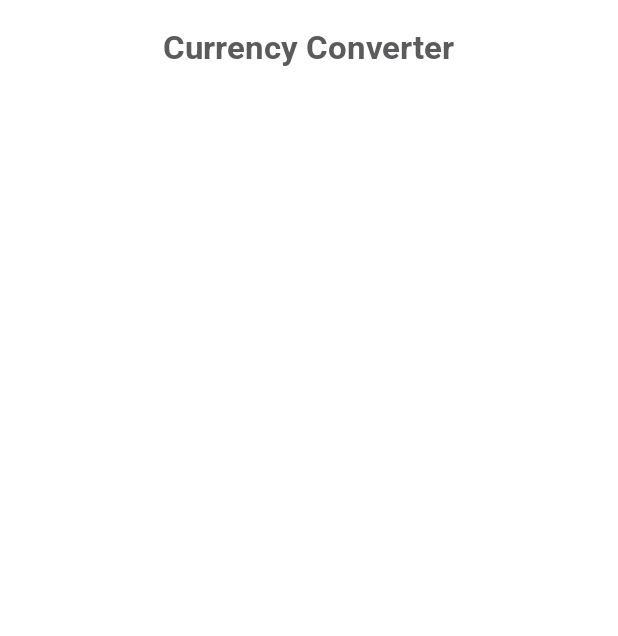
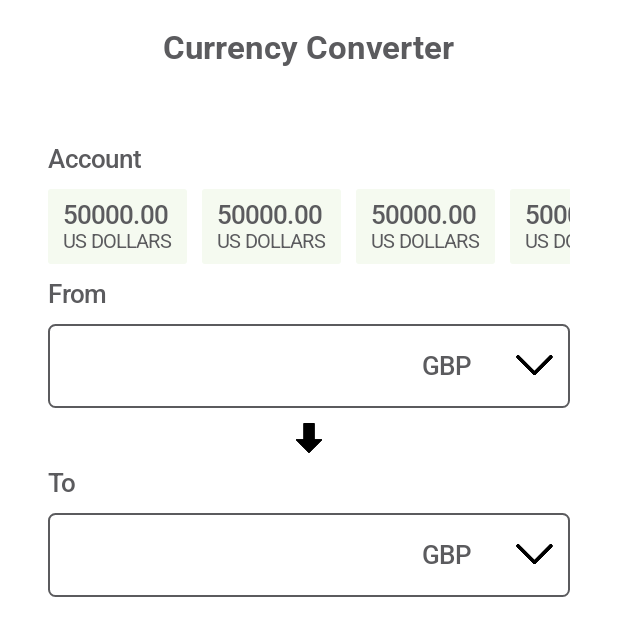
Before and after one commit to MuhammadFarazSheikh/CurrencyExchangeApp, an Android app built with Jetpack Compose: the screen it shows after launch (MainActivity), on a phone screen of 412 x 824 dp. Shown: the top 636 px of the screen. Run offline under Robolectric (Android 15) with nearby library versions, the phone set to English and light mode, and no system bars; our stand-ins replace Dagger/Hilt's generated code.

Commit message:
Currency exchange screen implemented

```diff
--- a/app/src/main/java/com/example/currencyexchangeapp/MainActivity.kt
+++ b/app/src/main/java/com/example/currencyexchangeapp/MainActivity.kt
@@ -33,7 +33,7 @@ class MainActivity : AppCompatActivity() {
                 AppTopBar()
             },
             content = { paddingValues ->
-
+                AppNavHost(paddingValues)
             }
         )
     }
--- /dev/null
+++ b/app/src/main/java/com/example/currencyexchangeapp/NavHostScreens.kt
@@ -0,0 +1,6 @@
+package com.example.currencyexchangeapp
+
+sealed class NavHostScreens(val route: String) {
+    data object CurrencyConverter : NavHostScreens("CurrencyExchange")
+    data object ExchangeRates : NavHostScreens("ExchangeRates")
+}
--- a/app/src/main/java/com/example/currencyexchangeapp/Navhost.kt
+++ b/app/src/main/java/com/example/currencyexchangeapp/Navhost.kt
@@ -1,9 +1,37 @@
 package com.example.currencyexchangeapp
 
+import androidx.compose.foundation.layout.PaddingValues
+import androidx.compose.foundation.layout.fillMaxWidth
+import androidx.compose.foundation.layout.padding
+import androidx.compose.foundation.layout.wrapContentHeight
 import androidx.compose.runtime.Composable
+import androidx.compose.ui.Modifier
+import androidx.navigation.NavGraphBuilder
+import androidx.navigation.compose.NavHost
+import androidx.navigation.compose.composable
+import androidx.navigation.compose.rememberNavController
+import com.example.feature.presentation.composables.CurrencyConverterUi
 
 @Composable
-fun NavHost()
-{
+fun AppNavHost(
+    paddingValues: PaddingValues
+) {
+    val navController = rememberNavController()
 
+    NavHost(
+        modifier = Modifier
+            .padding(paddingValues)
+            .fillMaxWidth()
+            .wrapContentHeight(),
+        navController = navController,
+        startDestination = NavHostScreens.CurrencyConverter.route,
+        builder = {
+            CurrencyConverter()
+        })
 }
+
+fun NavGraphBuilder.CurrencyConverter() {
+    composable(NavHostScreens.CurrencyConverter.route) {
+        CurrencyConverterUi()
+    }
+}
--- a/app/src/main/java/com/example/currencyexchangeapp/ui/theme/Colors.kt
+++ b/app/src/main/java/com/example/currencyexchangeapp/ui/theme/Colors.kt
@@ -4,6 +4,6 @@ import androidx.compose.ui.graphics.Color
 
 val DarkGrayBlue = Color(0xFF5B5B5E)
 val Green = Color(0xFF618A3C)
-val OliveGreen = Color(0xFF5D7547)
-val MintCream = Color(0xFFF5FAF0)
+val OliveGreen = Color(0xFFF5FAF0)
+val Transparent = Color.Transparent
 val White = Color(0xFFFFFFFF)
--- a/app/src/main/java/com/example/currencyexchangeapp/ui/theme/Theme.kt
+++ b/app/src/main/java/com/example/currencyexchangeapp/ui/theme/Theme.kt
@@ -9,7 +9,7 @@ val DarkColorTheme = darkColorScheme(
     primary = DarkGrayBlue,
     primaryContainer = Green,
     tertiary = OliveGreen,
-    secondary = MintCream,
+    secondary = Transparent,
     background = White
 )
 
@@ -17,7 +17,7 @@ val LightColorTheme = darkColorScheme(
     primary = DarkGrayBlue,
     primaryContainer = Green,
     tertiary = OliveGreen,
-    secondary = MintCream,
+    secondary = Transparent,
     background = White
 )
 
--- a/app/src/main/java/com/example/currencyexchangeapp/ui/theme/Typography.kt
+++ b/app/src/main/java/com/example/currencyexchangeapp/ui/theme/Typography.kt
@@ -24,7 +24,7 @@ val AppTypography = Typography(
     ), bodySmall = TextStyle(
         fontFamily = MyFontFamily, fontWeight = FontWeight.Medium, fontSize = 20.sp
     ), labelSmall = TextStyle(
-        fontFamily = MyFontFamily, fontWeight = FontWeight.Normal, fontSize = 11.sp
+        fontFamily = MyFontFamily, fontWeight = FontWeight.Normal, fontSize = 13.sp
     ), labelMedium = TextStyle(
         fontFamily = MyFontFamily, fontWeight = FontWeight.Medium, fontSize = 17.sp
     )
--- /dev/null
+++ b/feature/src/main/java/com/example/feature/presentation/composables/CurrencyConverter.kt
@@ -0,0 +1,237 @@
+package com.example.feature.presentation.composables
+
+import androidx.compose.foundation.BorderStroke
+import androidx.compose.foundation.Image
+import androidx.compose.foundation.background
+import androidx.compose.foundation.border
+import androidx.compose.foundation.layout.Column
+import androidx.compose.foundation.layout.Row
+import androidx.compose.foundation.layout.fillMaxWidth
+import androidx.compose.foundation.layout.height
+import androidx.compose.foundation.layout.padding
+import androidx.compose.foundation.layout.width
+import androidx.compose.foundation.layout.wrapContentHeight
+import androidx.compose.foundation.layout.wrapContentWidth
+import androidx.compose.foundation.lazy.LazyRow
+import androidx.compose.foundation.lazy.itemsIndexed
+import androidx.compose.foundation.shape.RoundedCornerShape
+import androidx.compose.material3.IconButton
+import androidx.compose.material3.MaterialTheme
+import androidx.compose.material3.Text
+import androidx.compose.material3.TextField
+import androidx.compose.material3.TextFieldDefaults
+import androidx.compose.runtime.Composable
+import androidx.compose.runtime.mutableStateOf
+import androidx.compose.runtime.remember
+import androidx.compose.ui.Alignment
+import androidx.compose.ui.Modifier
+import androidx.compose.ui.res.painterResource
+import androidx.compose.ui.unit.dp
+import com.example.feature.R
+
+@Composable
+fun CurrencyConverterUi() {
+
+    val textFieldEditText = remember { mutableStateOf("") }
+    val list = arrayListOf<String>("", "", "", "", "")
+
+    Column(
+        modifier = Modifier
+            .padding(32.dp, 32.dp, 32.dp, 0.dp)
+            .fillMaxWidth()
+            .wrapContentHeight(),
+        content = {
+            Text(
+                text = "Account",
+                style = MaterialTheme.typography.labelMedium,
+                color = MaterialTheme.colorScheme.primary
+            )
+
+            LazyRow(
+                modifier = Modifier
+                    .padding(0.dp, 10.dp, 0.dp, 0.dp)
+                    .fillMaxWidth()
+                    .wrapContentHeight(), content = {
+                    itemsIndexed(list) { index, item ->
+                        Column(
+                            modifier = Modifier
+                                .padding(0.dp, 0.dp, 10.dp, 0.dp)
+                                .background(
+                                    color = MaterialTheme.colorScheme.tertiary,
+                                    shape = RoundedCornerShape(2.dp)
+                                )
+                                .padding(10.dp, 7.dp)
+                                .fillMaxWidth()
+                                .wrapContentHeight(),
+                            content = {
+                                Text(
+                                    modifier = Modifier
+                                        .wrapContentWidth()
+                                        .wrapContentHeight(),
+                                    text = "50000.00",
+                                    style = MaterialTheme.typography.labelMedium,
+                                    color = MaterialTheme.colorScheme.primary
+                                )
+
+                                Text(
+                                    text = "US DOLLARS",
+                                    style = MaterialTheme.typography.labelSmall,
+                                    color = MaterialTheme.colorScheme.primary
+                                )
+                            })
+                    }
+                })
+
+            Text(
+                modifier = Modifier
+                    .padding(0.dp, 10.dp, 0.dp, 0.dp)
+                    .wrapContentWidth()
+                    .wrapContentHeight(),
+                text = "From",
+                style = MaterialTheme.typography.labelMedium,
+                color = MaterialTheme.colorScheme.primary
+            )
+
+            Row(
+                modifier = Modifier
+                    .padding(0.dp, 10.dp, 0.dp, 0.dp)
+                    .border(
+                        border = BorderStroke(1.dp, MaterialTheme.colorScheme.primary),
+                        shape = RoundedCornerShape(5.dp)
+                    )
+                    .fillMaxWidth()
+                    .wrapContentHeight(), content = {
+                    TextField(
+                        singleLine = true,
+                        modifier = Modifier
+                            .weight(1f)
+                            .fillMaxWidth()
+                            .wrapContentHeight(),
+                        value = textFieldEditText.value,
+                        onValueChange = {
+                            textFieldEditText.value = it
+                        },
+                        colors = TextFieldDefaults.colors(
+                            focusedTextColor = MaterialTheme.colorScheme.secondary,
+                            unfocusedTextColor = MaterialTheme.colorScheme.secondary,
+                            focusedContainerColor = MaterialTheme.colorScheme.secondary,
+                            unfocusedContainerColor = MaterialTheme.colorScheme.secondary,
+                            focusedIndicatorColor = MaterialTheme.colorScheme.secondary,
+                            unfocusedIndicatorColor = MaterialTheme.colorScheme.secondary,
+                            disabledIndicatorColor = MaterialTheme.colorScheme.secondary,
+                            errorIndicatorColor = MaterialTheme.colorScheme.secondary
+                        )
+                    )
+
+                    Text(
+                        modifier = Modifier
+                            .align(alignment = Alignment.CenterVertically)
+                            .weight(0.3f)
+                            .wrapContentWidth()
+                            .wrapContentHeight(),
+                        text = "GBP",
+                        style = MaterialTheme.typography.labelMedium,
+                        color = MaterialTheme.colorScheme.primary
+                    )
+
+                    IconButton(
+                        modifier = Modifier.align(alignment = Alignment.CenterVertically),
+                        content = {
+                            Image(
+                                painter = painterResource(R.drawable.down_arrow),
+                                contentDescription = "",
+                                modifier = Modifier
+                                    .weight(0.1f)
+                                    .wrapContentWidth()
+                                    .wrapContentHeight()
+                            )
+                        },
+                        onClick = {
+
+                        })
+
+                })
+
+            Image(
+                painter = painterResource(R.drawable.convert_icon),
+                contentDescription = "",
+                modifier = Modifier
+                    .padding(0.dp, 10.dp, 0.dp, 0.dp)
+                    .width(20.dp)
+                    .height(20.dp)
+                    .align(alignment = Alignment.CenterHorizontally)
+            )
+
+            Text(
+                modifier = Modifier
+                    .padding(0.dp, 10.dp, 0.dp, 0.dp)
+                    .wrapContentWidth()
+                    .wrapContentHeight(),
+                text = "To",
+                style = MaterialTheme.typography.labelMedium,
+                color = MaterialTheme.colorScheme.primary
+            )
+
+            Row(
+                modifier = Modifier
+                    .padding(0.dp, 10.dp, 0.dp, 0.dp)
+                    .border(
+                        border = BorderStroke(1.dp, MaterialTheme.colorScheme.primary),
+                        shape = RoundedCornerShape(5.dp)
+                    )
+                    .fillMaxWidth()
+                    .wrapContentHeight(), content = {
+                    TextField(
+                        singleLine = true,
+                        modifier = Modifier
+                            .weight(1f)
+                            .fillMaxWidth()
+                            .wrapContentHeight(),
+                        value = textFieldEditText.value,
+                        onValueChange = {
+                            textFieldEditText.value = it
+                        },
+                        colors = TextFieldDefaults.colors(
+                            focusedTextColor = MaterialTheme.colorScheme.secondary,
+                            unfocusedTextColor = MaterialTheme.colorScheme.secondary,
+                            focusedContainerColor = MaterialTheme.colorScheme.secondary,
+                            unfocusedContainerColor = MaterialTheme.colorScheme.secondary,
+                            focusedIndicatorColor = MaterialTheme.colorScheme.secondary,
+                            unfocusedIndicatorColor = MaterialTheme.colorScheme.secondary,
+                            disabledIndicatorColor = MaterialTheme.colorScheme.secondary,
+                            errorIndicatorColor = MaterialTheme.colorScheme.secondary
+                        )
+                    )
+
+                    Text(
+                        modifier = Modifier
+                            .align(alignment = Alignment.CenterVertically)
+                            .weight(0.3f)
+                            .wrapContentWidth()
+                            .wrapContentHeight(),
+                        text = "GBP",
+                        style = MaterialTheme.typography.labelMedium,
+                        color = MaterialTheme.colorScheme.primary
+                    )
+
+                    IconButton(
+                        modifier = Modifier.align(alignment = Alignment.CenterVertically),
+                        content = {
+                            Image(
+                                painter = painterResource(R.drawable.down_arrow),
+                                contentDescription = "",
+                                modifier = Modifier
+                                    .weight(0.1f)
+                                    .wrapContentWidth()
+                                    .wrapContentHeight()
+                            )
+                        },
+                        onClick = {
+
+                        })
+
+                })
+
+        })
+
+}
--- a/gradle/libs.versions.toml
+++ b/gradle/libs.versions.toml
@@ -1,6 +1,7 @@
 [versions]
 agp = "8.10.0"
 hiltAndroid = "2.56.2"
+hiltNavigationCompose = "1.2.0"
 kotlin = "2.1.21"
 coreKtx = "1.16.0"
 junit = "4.13.2"
@@ -10,6 +11,7 @@ appcompat = "1.7.0"
 material = "1.12.0"
 activity = "1.10.1"
 constraintlayout = "2.2.1"
+navigationCompose = "2.9.0"
 okhttp = "4.12.0"
 retrofit = "2.11.0"
 
@@ -17,9 +19,11 @@ retrofit = "2.11.0"
 androidx-adaptive = { module = "androidx.compose.material3.adaptive:adaptive" }
 androidx-core-ktx = { group = "androidx.core", name = "core-ktx", version.ref = "coreKtx" }
 androidx-foundation = { module = "androidx.compose.foundation:foundation" }
+androidx-hilt-navigation-compose = { module = "androidx.hilt:hilt-navigation-compose", version.ref = "hiltNavigationCompose" }
 androidx-material-icons-extended = { module = "androidx.compose.material:material-icons-extended" }
 androidx-material-icons-core = { module = "androidx.compose.material:material-icons-core" }
 androidx-material3 = { module = "androidx.compose.material3:material3" }
+androidx-navigation-compose = { module = "androidx.navigation:navigation-compose", version.ref = "navigationCompose" }
 androidx-ui = { module = "androidx.compose.ui:ui" }
 androidx-ui-test-junit4 = { module = "androidx.compose.ui:ui-test-junit4" }
 androidx-ui-test-manifest = { module = "androidx.compose.ui:ui-test-manifest" }
```
Also changed, not shown: app/build.gradle.kts (+2 -5 lines), feature/src/main/res/drawable/convert_icon.png (added), feature/src/main/res/drawable/down_arrow.png (added), 1 other file.
